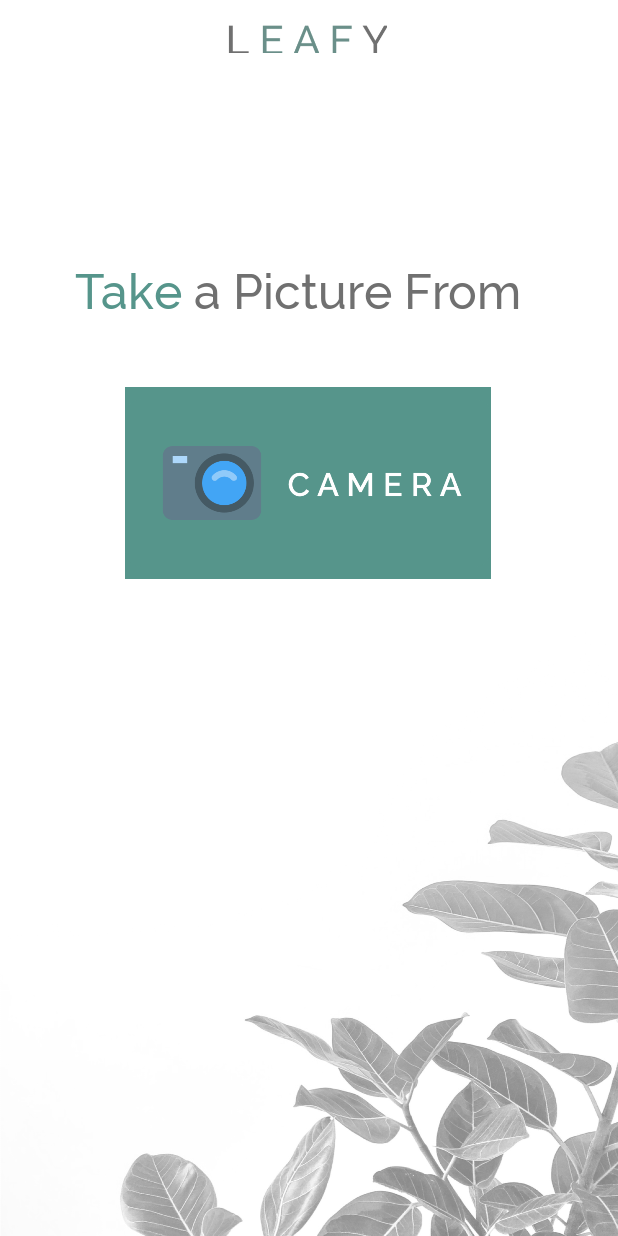
After one commit to fractalxv/Leafy, an Android app: the StartActivity screen opened directly, with no data from a screen before it, on a phone screen of 412 x 824 dp. The commit adds this screen. Run offline under Robolectric (Android 15) with nearby library versions, the phone set to English and light mode, and no system bars.

Commit message:
add new activity and add image button

```diff
--- a/MD/MedsApp/app/src/main/AndroidManifest.xml
+++ b/MD/MedsApp/app/src/main/AndroidManifest.xml
@@ -10,8 +10,11 @@
         android:supportsRtl="true"
         android:theme="@style/Theme.MedsApp">
         <activity
+            android:name=".StartActivity"
+            android:exported="false" />
+        <activity
             android:name=".SplashScreenActivity"
-            android:exported="true" >
+            android:exported="true">
             <intent-filter>
                 <action android:name="android.intent.action.MAIN" />
 
@@ -20,8 +23,7 @@
         </activity>
         <activity
             android:name=".MainActivity"
-            android:exported="true">
-        </activity>
+            android:exported="true"></activity>
     </application>
 
 </manifest>
--- /dev/null
+++ b/MD/MedsApp/app/src/main/java/com/capstone/medsapp/StartActivity.kt
@@ -0,0 +1,11 @@
+package com.capstone.medsapp
+
+import androidx.appcompat.app.AppCompatActivity
+import android.os.Bundle
+
+class StartActivity : AppCompatActivity() {
+    override fun onCreate(savedInstanceState: Bundle?) {
+        super.onCreate(savedInstanceState)
+        setContentView(R.layout.activity_start)
+    }
+}
--- /dev/null
+++ b/MD/MedsApp/app/src/main/res/layout/activity_start.xml
@@ -0,0 +1,66 @@
+<?xml version="1.0" encoding="utf-8"?>
+<androidx.constraintlayout.widget.ConstraintLayout xmlns:android="http://schemas.android.com/apk/res/android"
+    xmlns:app="http://schemas.android.com/apk/res-auto"
+    xmlns:tools="http://schemas.android.com/tools"
+    android:layout_width="match_parent"
+    android:layout_height="match_parent"
+    tools:context=".StartActivity"
+    android:background="@drawable/background">
+
+    <ImageView
+        android:id="@+id/imgv_appname"
+        android:layout_width="175dp"
+        android:layout_height="19dp"
+        android:layout_marginTop="16dp"
+        android:src="@drawable/leafy"
+        app:layout_constraintEnd_toEndOf="parent"
+        app:layout_constraintHorizontal_bias="0.497"
+        app:layout_constraintStart_toStartOf="parent"
+        app:layout_constraintTop_toTopOf="parent" />
+
+    <TextView
+        android:id="@+id/tv_take"
+        android:layout_width="wrap_content"
+        android:layout_height="wrap_content"
+        android:layout_marginStart="32dp"
+        android:layout_marginTop="140dp"
+        android:fontFamily="@font/ralewaymedium"
+        android:text="@string/take"
+        android:textColor="#56958B"
+        android:textSize="32sp"
+        android:textStyle="normal"
+        app:layout_constraintEnd_toEndOf="parent"
+        app:layout_constraintHorizontal_bias="0.058"
+        app:layout_constraintStart_toStartOf="parent"
+        app:layout_constraintTop_toBottomOf="@+id/imgv_appname" />
+
+    <TextView
+        android:id="@+id/tv_picturefrom"
+        android:layout_width="wrap_content"
+        android:layout_height="wrap_content"
+        android:layout_marginStart="8dp"
+        android:layout_marginTop="140dp"
+        android:fontFamily="@font/ralewaymedium"
+        android:text="@string/picture_from"
+        android:textColor="#707070"
+        android:textSize="32sp"
+        android:textStyle="normal"
+        app:layout_constraintEnd_toEndOf="parent"
+        app:layout_constraintHorizontal_bias="0.0"
+        app:layout_constraintStart_toEndOf="@+id/tv_take"
+        app:layout_constraintTop_toBottomOf="@+id/imgv_appname" />
+
+    <ImageButton
+        android:id="@+id/buttoncamera"
+        android:layout_width="244dp"
+        android:layout_height="128dp"
+        android:layout_marginTop="44dp"
+        android:background="#56958B"
+        android:scaleType="fitCenter"
+        android:src="@drawable/buttoncamera"
+        app:layout_constraintEnd_toEndOf="parent"
+        app:layout_constraintHorizontal_bias="0.496"
+        app:layout_constraintStart_toStartOf="parent"
+        app:layout_constraintTop_toBottomOf="@+id/tv_picturefrom" />
+
+</androidx.constraintlayout.widget.ConstraintLayout>
--- a/MD/MedsApp/app/src/main/res/values/strings.xml
+++ b/MD/MedsApp/app/src/main/res/values/strings.xml
@@ -7,4 +7,6 @@
     <string name="our_team">Our Team</string>
     <string name="leafy_team">LEAFY TEAM</string>
     <string name="to_this_app">to this app</string>
+    <string name="take">Take</string>
+    <string name="picture_from">a Picture From</string>
 </resources>
```
Also changed, not shown: MD/MedsApp/app/src/main/res/drawable/buttoncamera.png (added).
